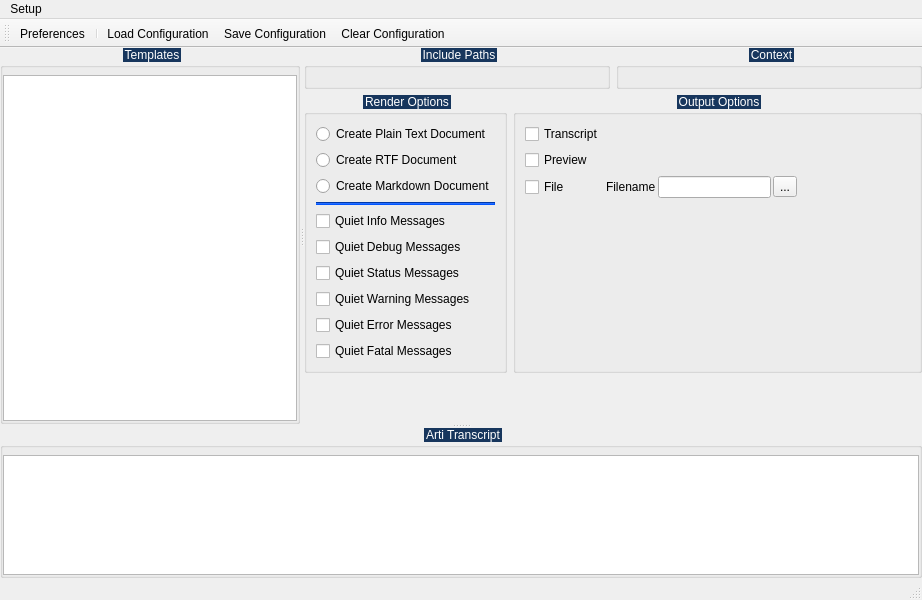
First picture: the form in applications/arti/src/main_page.ui, repository thomas-rock/tct_products, before the edit.
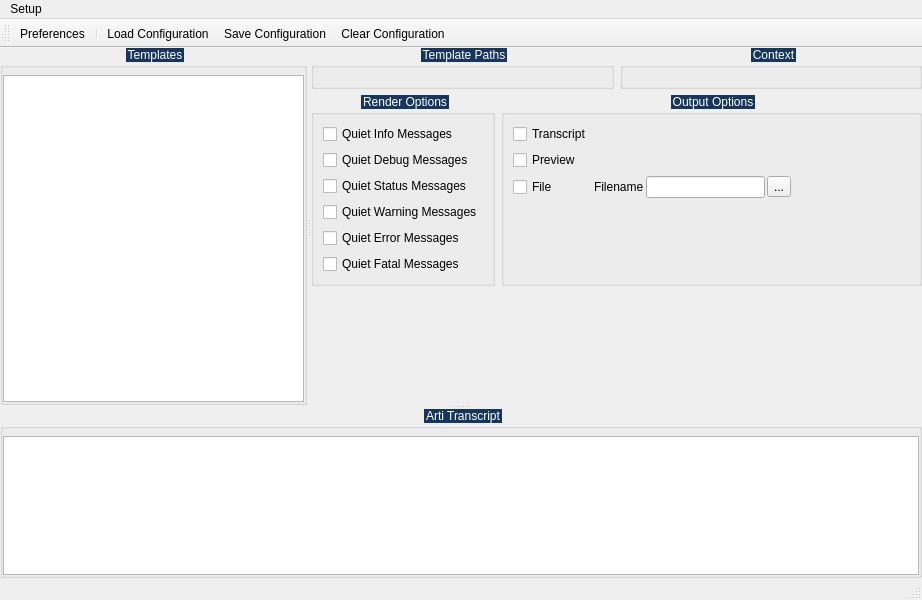
Second picture: the form after the edit. Icons and pictures are not drawn. Custom widgets are drawn as their Qt base class.

Diff of the .ui file:
```diff
--- a/applications/arti/src/main_page.ui
+++ b/applications/arti/src/main_page.ui
@@ -104,7 +104,7 @@
 }</string>
              </property>
              <property name="title">
-              <string>Include Paths</string>
+              <string>Template Paths</string>
              </property>
              <property name="alignment">
               <set>Qt::AlignmentFlag::AlignCenter</set>
@@ -162,37 +162,6 @@
               <string>Render Options</string>
              </property>
              <layout class="QVBoxLayout" name="verticalLayout_6">
-              <item>
-               <widget class="QRadioButton" name="plaintext">
-                <property name="text">
-                 <string>Create Plain Text Document</string>
-                </property>
-               </widget>
-              </item>
-              <item>
-               <widget class="QRadioButton" name="rtf">
-                <property name="text">
-                 <string>Create RTF Document</string>
-                </property>
-               </widget>
-              </item>
-              <item>
-               <widget class="QRadioButton" name="markdown">
-                <property name="text">
-                 <string>Create Markdown Document</string>
-                </property>
-               </widget>
-              </item>
-              <item>
-               <widget class="Line" name="line">
-                <property name="styleSheet">
-                 <string notr="true">background-color: rgb(0, 85, 255);</string>
-                </property>
-                <property name="orientation">
-                 <enum>Qt::Orientation::Horizontal</enum>
-                </property>
-               </widget>
-              </item>
               <item>
                <widget class="QCheckBox" name="infoCheck">
                 <property name="text">
```
Left out of the diff: 4 changed lines with no effect on the pictures.
